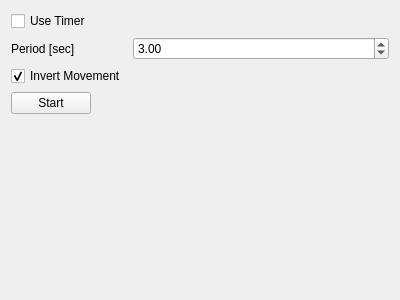
Above: src/ui/QGCSkyeTestTimerWidget.ui from skye-git/qgroundcontrol-old before the change. Below: the same form after it.
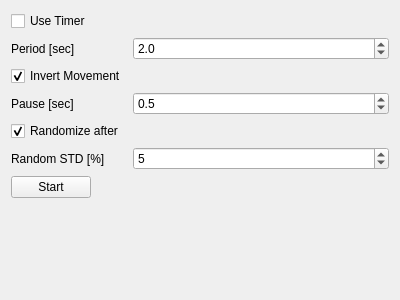
That is the form after the change.

Commit message: implemented basic randomize after move for test-input

```diff
--- a/src/ui/QGCSkyeTestTimerWidget.ui
+++ b/src/ui/QGCSkyeTestTimerWidget.ui
@@ -30,8 +30,14 @@
    </item>
    <item row="1" column="1">
     <widget class="QDoubleSpinBox" name="doubleSpinBoxPeriod">
+     <property name="decimals">
+      <number>1</number>
+     </property>
+     <property name="singleStep">
+      <double>0.500000000000000</double>
+     </property>
      <property name="value">
-      <double>3.000000000000000</double>
+      <double>2.000000000000000</double>
      </property>
     </widget>
    </item>
@@ -45,13 +51,63 @@
      </property>
     </widget>
    </item>
-   <item row="3" column="0">
+   <item row="6" column="0">
     <widget class="QPushButton" name="pushButtonStart">
      <property name="text">
       <string>Start</string>
      </property>
     </widget>
    </item>
+   <item row="5" column="0">
+    <widget class="QLabel" name="labelRandStd">
+     <property name="text">
+      <string>Random STD [%]</string>
+     </property>
+    </widget>
+   </item>
+   <item row="5" column="1">
+    <widget class="QDoubleSpinBox" name="doubleSpinBoxRandStd">
+     <property name="decimals">
+      <number>0</number>
+     </property>
+     <property name="singleStep">
+      <double>5.000000000000000</double>
+     </property>
+     <property name="value">
+      <double>5.000000000000000</double>
+     </property>
+    </widget>
+   </item>
+   <item row="4" column="0">
+    <widget class="QCheckBox" name="checkBoxRandomize">
+     <property name="text">
+      <string>Randomize after</string>
+     </property>
+     <property name="checked">
+      <bool>true</bool>
+     </property>
+    </widget>
+   </item>
+   <item row="3" column="0">
+    <widget class="QLabel" name="labelPause">
+     <property name="text">
+      <string>Pause [sec]</string>
+     </property>
+    </widget>
+   </item>
+   <item row="3" column="1">
+    <widget class="QDoubleSpinBox" name="doubleSpinBoxPause">
+     <property name="decimals">
+      <number>1</number>
+     </property>
+     <property name="singleStep">
+      <double>0.500000000000000</double>
+     </property>
+     <property name="value">
+      <double>0.500000000000000</double>
+     </property>
+    </widget>
+   </item>
   </layout>
  </widget>
  <resources/>
```
The commit also changes 12 other files.
